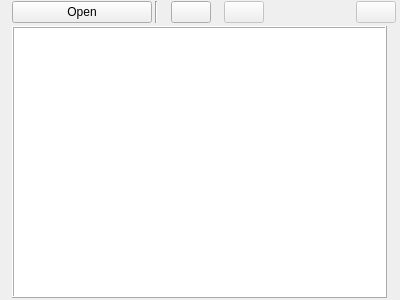
The window that ui/home_view.ui (zkovari/plotlyst) describes before a commit, drawn with Qt 5.
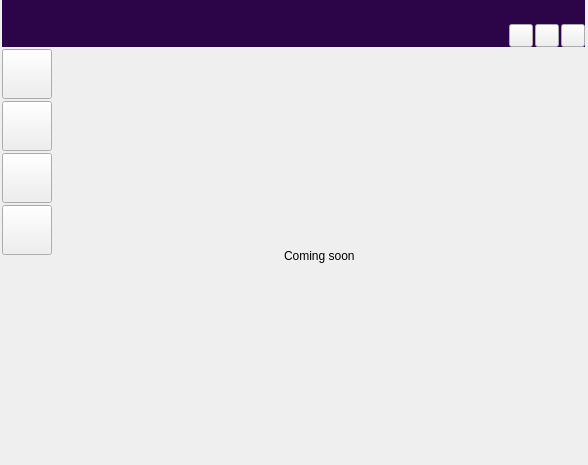
The same window after the commit. The open tabs and pages were chosen to show the change.

Commit message: Add banner and subpages to Home panel

What changed in the file:
```diff
--- a/ui/home_view.ui
+++ b/ui/home_view.ui
@@ -6,13 +6,18 @@
    <rect>
     <x>0</x>
     <y>0</y>
-    <width>400</width>
-    <height>300</height>
+    <width>588</width>
+    <height>465</height>
    </rect>
   </property>
   <property name="windowTitle">
    <string>Form</string>
   </property>
+  <property name="styleSheet">
+   <string notr="true">#wdgTop {
+	background-color: #2B0548;
+}</string>
+  </property>
   <layout class="QVBoxLayout" name="verticalLayout">
    <property name="spacing">
     <number>2</number>
@@ -30,6 +35,267 @@
     <number>2</number>
    </property>
    <item>
+    <widget class="QWidget" name="wdgTop" native="true">
+     <layout class="QVBoxLayout" name="verticalLayout_2">
+      <property name="spacing">
+       <number>0</number>
+      </property>
+      <property name="leftMargin">
+       <number>0</number>
+      </property>
+      <property name="topMargin">
+       <number>10</number>
+      </property>
+      <property name="rightMargin">
+       <number>0</number>
+      </property>
+      <property name="bottomMargin">
+       <number>0</number>
+      </property>
+      <item alignment="Qt::AlignHCenter">
+       <widget class="QLabel" name="lblBanner">
+        <property name="text">
+         <string/>
+        </property>
+       </widget>
+      </item>
+      <item>
+       <layout class="QHBoxLayout" name="horizontalLayout_5">
+        <property name="spacing">
+         <number>2</number>
+        </property>
+        <item>
+         <spacer name="horizontalSpacer_2">
+          <property name="orientation">
+           <enum>Qt::Horizontal</enum>
+          </property>
+          <property name="sizeHint" stdset="0">
+           <size>
+            <width>40</width>
+            <height>20</height>
+           </size>
+          </property>
+         </spacer>
+        </item>
+        <item>
+         <widget class="QToolButton" name="btnTwitter">
+          <property name="toolTip">
+           <string>Twitter</string>
+          </property>
+          <property name="text">
+           <string/>
+          </property>
+         </widget>
+        </item>
+        <item>
+         <widget class="QToolButton" name="btnInstagram">
+          <property name="toolTip">
+           <string>Instagram</string>
+          </property>
+          <property name="text">
+           <string/>
+          </property>
+         </widget>
+        </item>
+        <item>
+         <widget class="QToolButton" name="btnFacebook">
+          <property name="toolTip">
+           <string>Facebook</string>
+          </property>
+          <property name="text">
+           <string/>
+          </property>
+         </widget>
+        </item>
+       </layout>
+      </item>
+     </layout>
+    </widget>
+   </item>
+   <item>
+    <layout class="QHBoxLayout" name="horizontalLayout_3">
+     <item>
+      <layout class="QVBoxLayout" name="verticalLayout_3">
+       <item>
+        <widget class="QToolButton" name="btnLibrary">
+         <property name="minimumSize">
+          <size>
+           <width>50</width>
+           <height>50</height>
+          </size>
+         </property>
+         <property name="maximumSize">
+          <size>
+           <width>50</width>
+           <height>50</height>
+          </size>
+         </property>
+         <property name="cursor">
+          <cursorShape>PointingHandCursor</cursorShape>
+         </property>
+         <property name="toolTip">
+          <string>Library</string>
+         </property>
+         <property name="text">
+          <string/>
+         </property>
+         <property name="iconSize">
+          <size>
+           <width>32</width>
+           <height>32</height>
+          </size>
+         </property>
+         <property name="checkable">
+          <bool>true</bool>
+         </property>
+         <property name="base" stdset="0">
+          <bool>true</bool>
+         </property>
+         <attribute name="buttonGroup">
+          <string notr="true">buttonGroup</string>
+         </attribute>
+        </widget>
+       </item>
+       <item>
+        <widget class="QToolButton" name="btnProgress">
+         <property name="minimumSize">
+          <size>
+           <width>50</width>
+           <height>50</height>
+          </size>
+         </property>
+         <property name="maximumSize">
+          <size>
+           <width>50</width>
+           <height>50</height>
+          </size>
+         </property>
+         <property name="cursor">
+          <cursorShape>PointingHandCursor</cursorShape>
+         </property>
+         <property name="toolTip">
+          <string>Progress tracking</string>
+         </property>
+         <property name="text">
+          <string/>
+         </property>
+         <property name="iconSize">
+          <size>
+           <width>32</width>
+           <height>32</height>
+          </size>
+         </property>
+         <property name="checkable">
+          <bool>true</bool>
+         </property>
+         <property name="base" stdset="0">
+          <bool>true</bool>
+         </property>
+         <attribute name="buttonGroup">
+          <string notr="true">buttonGroup</string>
+         </attribute>
+        </widget>
+       </item>
+       <item>
+        <widget class="QToolButton" name="btnNotes">
+         <property name="minimumSize">
+          <size>
+           <width>50</width>
+           <height>50</height>
+          </size>
+         </property>
+         <property name="maximumSize">
+          <size>
+           <width>50</width>
+           <height>50</height>
+          </size>
+         </property>
+         <property name="cursor">
+          <cursorShape>PointingHandCursor</cursorShape>
+         </property>
+         <property name="toolTip">
+          <string>Notes</string>
+         </property>
+         <property name="text">
+          <string/>
+         </property>
+         <property name="iconSize">
+          <size>
+           <width>32</width>
+           <height>32</height>
+          </size>
+         </property>
+         <property name="checkable">
+          <bool>true</bool>
+         </property>
+         <property name="base" stdset="0">
+          <bool>true</bool>
+         </property>
+         <attribute name="buttonGroup">
+          <string notr="true">buttonGroup</string>
+         </attribute>
+        </widget>
+       </item>
+       <item>
+        <widget class="QToolButton" name="btnRoadmap">
+         <property name="minimumSize">
+          <size>
+           <width>50</width>
+           <height>50</height>
+          </size>
+         </property>
+         <property name="maximumSize">
+          <size>
+           <width>50</width>
+           <height>50</height>
+          </size>
+         </property>
+         <property name="cursor">
+          <cursorShape>PointingHandCursor</cursorShape>
+         </property>
+         <property name="toolTip">
+          <string>Roadmap</string>
+         </property>
+         <property name="text">
+          <string/>
+         </property>
+         <property name="iconSize">
+          <size>
+           <width>32</width>
+           <height>32</height>
+          </size>
+         </property>
+         <property name="checkable">
+          <bool>true</bool>
+         </property>
+         <property name="base" stdset="0">
+          <bool>true</bool>
+         </property>
+         <attribute name="buttonGroup">
+          <string notr="true">buttonGroup</string>
+         </attribute>
+        </widget>
+       </item>
+       <item>
+        <spacer name="verticalSpacer">
+         <property name="orientation">
+          <enum>Qt::Vertical</enum>
+         </property>
+         <property name="sizeHint" stdset="0">
+          <size>
+           <width>20</width>
+           <height>40</height>
+          </size>
+         </property>
+        </spacer>
+       </item>
+      </layout>
+     </item>
+     <item>
+      <widget class="QStackedWidget" name="stackedWidget">
+       <widget class="QWidget" name="pageLibrary">
+        <layout class="QVBoxLayout" name="verticalLayout_4">
+         <item>
     <widget class="QWidget" name="widget" native="true">
      <layout class="QHBoxLayout" name="horizontalLayout">
       <property name="spacing">
@@ -206,14 +472,6 @@
     </widget>
    </item>
    <item>
-    <layout class="QHBoxLayout" name="horizontalLayout_2">
-     <property name="leftMargin">
-      <number>10</number>
-     </property>
-     <property name="rightMargin">
-      <number>10</number>
-     </property>
-     <item>
       <widget class="QFrame" name="novels">
        <property name="sizePolicy">
         <sizepolicy hsizetype="Preferred" vsizetype="Expanding">
@@ -235,6 +493,43 @@
       </widget>
      </item>
     </layout>
+       </widget>
+       <widget class="QWidget" name="pageProgress">
+        <layout class="QVBoxLayout" name="verticalLayout_5">
+         <item alignment="Qt::AlignHCenter">
+          <widget class="QLabel" name="label">
+           <property name="text">
+            <string>Coming soon</string>
+           </property>
+          </widget>
+         </item>
+        </layout>
+       </widget>
+       <widget class="QWidget" name="pageNotes">
+        <layout class="QVBoxLayout" name="verticalLayout_6">
+         <item alignment="Qt::AlignHCenter">
+          <widget class="QLabel" name="label_2">
+           <property name="text">
+            <string>Coming soon</string>
+           </property>
+          </widget>
+         </item>
+        </layout>
+       </widget>
+       <widget class="QWidget" name="pageRoadmap">
+        <layout class="QVBoxLayout" name="verticalLayout_7">
+         <item alignment="Qt::AlignHCenter">
+          <widget class="QLabel" name="label_3">
+           <property name="text">
+            <string>Coming soon</string>
+           </property>
+          </widget>
+         </item>
+        </layout>
+       </widget>
+      </widget>
+     </item>
+    </layout>
    </item>
   </layout>
  </widget>
```
Left out of the diff: 3 changed lines with no effect on the pictures. Lines whose indentation alone changed are shown as unchanged. The commit also changes 1 other file.
